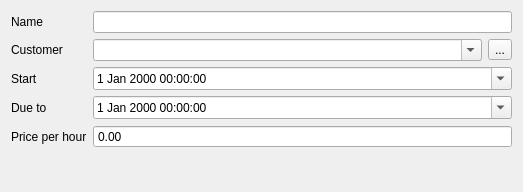
PepaRokos/TimeTracker, file tracker/trackerform.ui: the form before one commit.
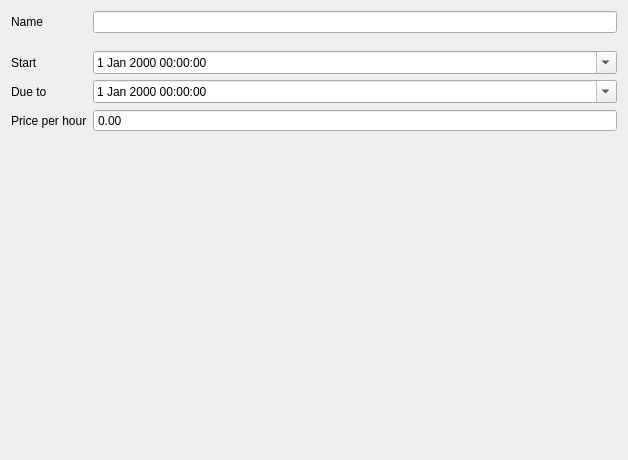
The form after the commit.

What changed in the file:
```diff
--- a/tracker/trackerform.ui
+++ b/tracker/trackerform.ui
@@ -6,8 +6,8 @@
    <rect>
     <x>0</x>
     <y>0</y>
-    <width>523</width>
-    <height>192</height>
+    <width>628</width>
+    <height>460</height>
    </rect>
   </property>
   <property name="windowTitle">
@@ -24,42 +24,60 @@
    <item row="0" column="1">
     <widget class="QLineEdit" name="name"/>
    </item>
-   <item row="2" column="0">
+   <item row="1" column="1">
+    <widget class="QWidget" name="widget" native="true">
+     <layout class="QHBoxLayout" name="horizontalLayout">
+      <property name="leftMargin">
+       <number>0</number>
+      </property>
+      <property name="topMargin">
+       <number>0</number>
+      </property>
+      <property name="rightMargin">
+       <number>0</number>
+      </property>
+      <property name="bottomMargin">
+       <number>0</number>
+      </property>
+     </layout>
+    </widget>
+   </item>
+   <item row="3" column="0">
     <widget class="QLabel" name="label_2">
      <property name="text">
       <string>Start</string>
      </property>
     </widget>
    </item>
-   <item row="2" column="1">
+   <item row="3" column="1">
     <widget class="QDateTimeEdit" name="start">
      <property name="calendarPopup">
       <bool>true</bool>
      </property>
     </widget>
    </item>
-   <item row="3" column="0">
+   <item row="4" column="0">
     <widget class="QLabel" name="label_3">
      <property name="text">
       <string>Due to</string>
      </property>
     </widget>
    </item>
-   <item row="3" column="1">
+   <item row="4" column="1">
     <widget class="QDateTimeEdit" name="dueTo">
      <property name="calendarPopup">
       <bool>true</bool>
      </property>
     </widget>
    </item>
-   <item row="4" column="0">
+   <item row="5" column="0">
     <widget class="QLabel" name="label_4">
      <property name="text">
       <string>Price per hour</string>
      </property>
     </widget>
    </item>
-   <item row="4" column="1">
+   <item row="5" column="1">
     <widget class="QDoubleSpinBox" name="pricePerHour">
      <property name="buttonSymbols">
       <enum>QAbstractSpinBox::NoButtons</enum>
@@ -69,16 +87,12 @@
      </property>
     </widget>
    </item>
-   <item row="1" column="0">
-    <widget class="QLabel" name="label_5">
-     <property name="text">
-      <string>Customer</string>
-     </property>
-    </widget>
-   </item>
-   <item row="1" column="1">
-    <widget class="QWidget" name="widget" native="true">
-     <layout class="QHBoxLayout" name="horizontalLayout">
+   <item row="2" column="0" colspan="2">
+    <widget class="QWidget" name="widgetAddr" native="true">
+     <layout class="QVBoxLayout" name="verticalLayout">
+      <property name="spacing">
+       <number>0</number>
+      </property>
       <property name="leftMargin">
        <number>0</number>
       </property>
@@ -92,18 +106,7 @@
        <number>0</number>
       </property>
       <item>
-       <widget class="QComboBox" name="client">
-        <property name="editable">
-         <bool>true</bool>
-        </property>
-       </widget>
-      </item>
-      <item>
-       <widget class="QToolButton" name="btnNewClient">
-        <property name="text">
-         <string>...</string>
-        </property>
-       </widget>
+       <widget class="QWidget" name="widget_2" native="true"/>
       </item>
      </layout>
     </widget>
```
